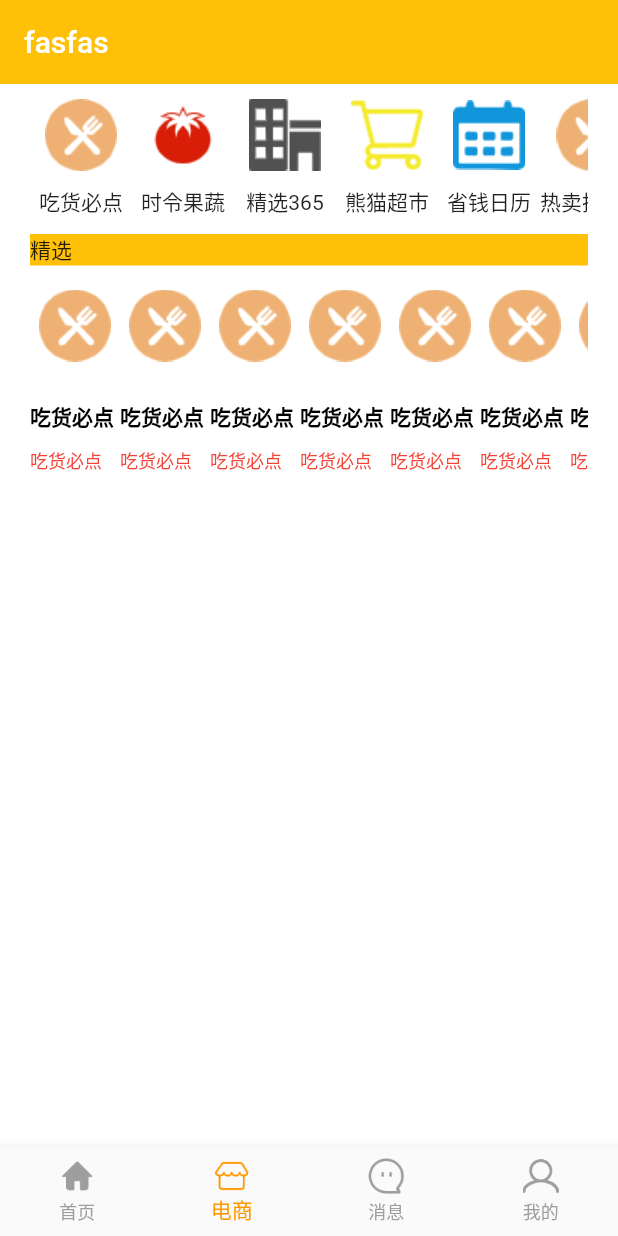
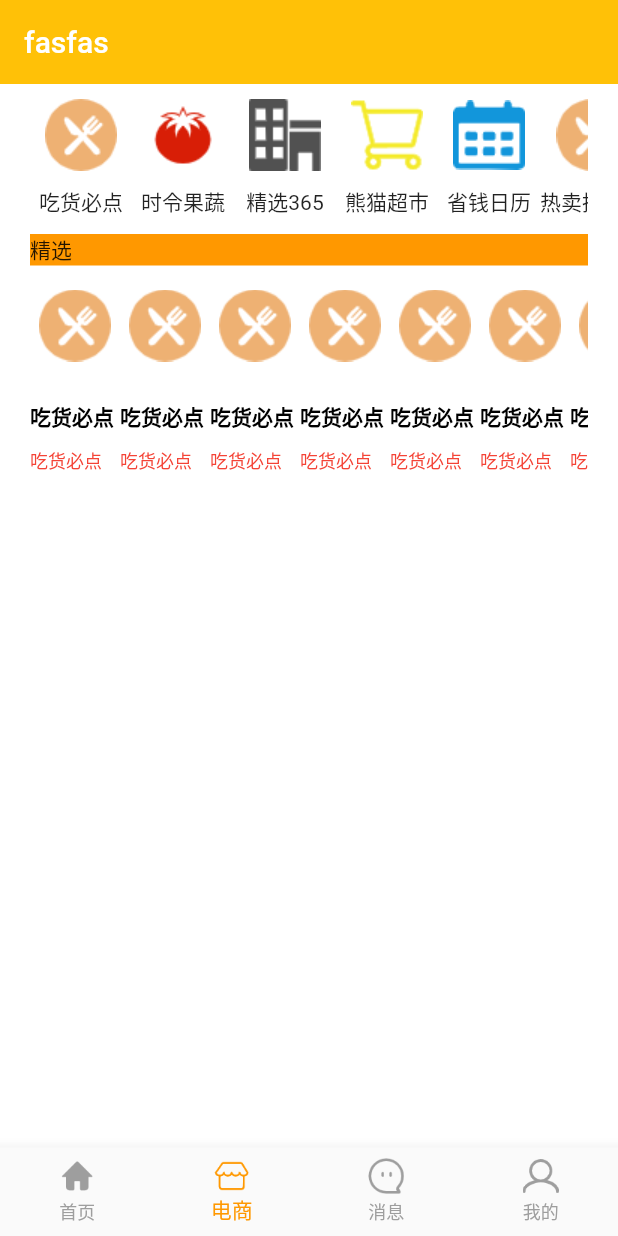
Before and after one commit to tubie/JFMeiTuan_Flutter, a Flutter app: the screen it shows after launch, item 2 of the bottom bar chosen, on a phone screen of 412 x 824 dp. Run offline on Flutter 3.47's test engine with Material 2 defaults, Android fonts, the phone set to English and light mode, and no system bars.

Commit message:
替换颜色

```diff
--- a/lib/src/ecommerce/view/FeaturedWidget.dart
+++ b/lib/src/ecommerce/view/FeaturedWidget.dart
@@ -18,7 +18,7 @@ class _FeaturedWidget extends State<FeaturedWidget> {
       child: Column(
         children: [
           Container(
-            color: Colors.amber,
+            color: Colors.orange,
             child: Text('精选'),
             alignment: Alignment.centerLeft,
           ),
```
